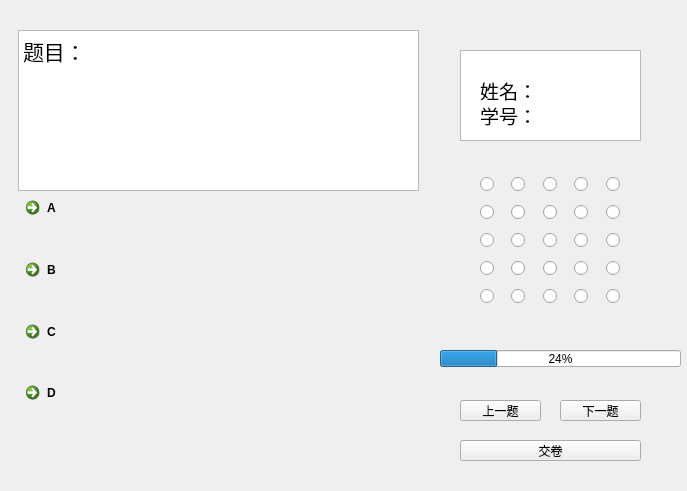
Above: source/studentexam.ui from Sodataco/exam-system before the change. Below: the same form after it.
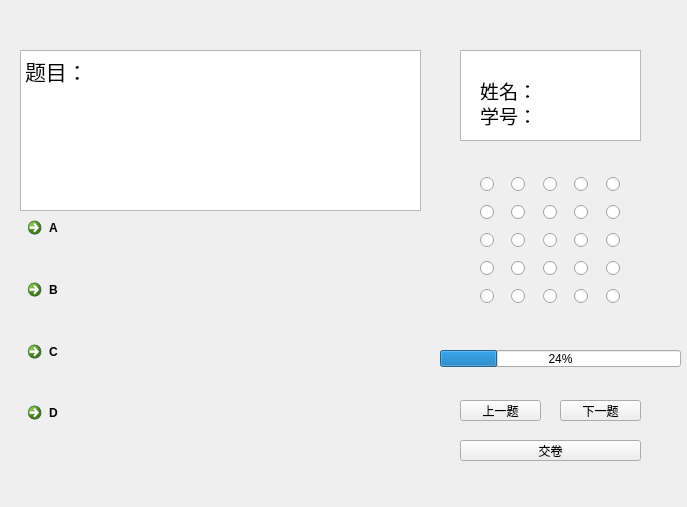
That is the form after the change.

```diff
--- a/source/studentexam.ui
+++ b/source/studentexam.ui
@@ -7,7 +7,7 @@
     <x>0</x>
     <y>0</y>
     <width>687</width>
-    <height>491</height>
+    <height>507</height>
    </rect>
   </property>
   <property name="windowTitle">
@@ -338,8 +338,8 @@
   <widget class="QStackedWidget" name="stackedWidget">
    <property name="geometry">
     <rect>
-     <x>18</x>
-     <y>30</y>
+     <x>20</x>
+     <y>50</y>
      <width>401</width>
      <height>411</height>
     </rect>
```
Left out of the diff: 22 changed lines with no effect on the pictures.
